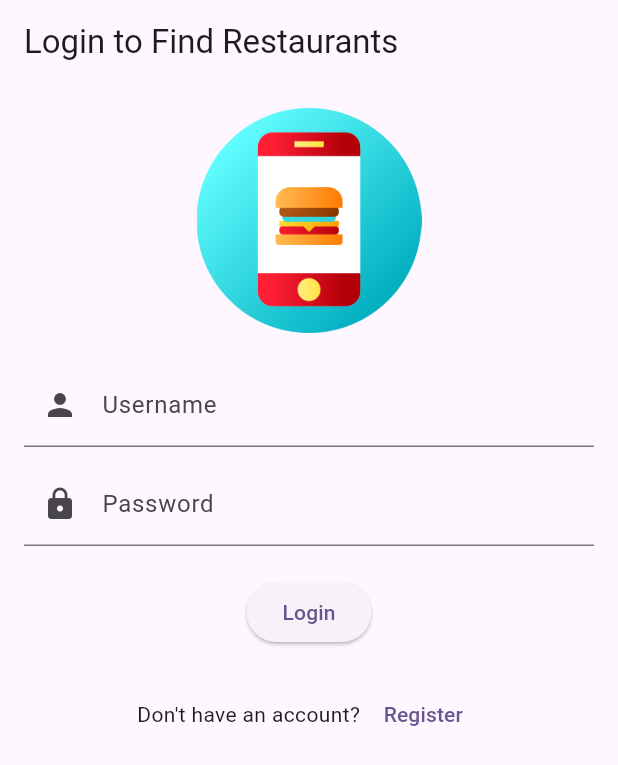
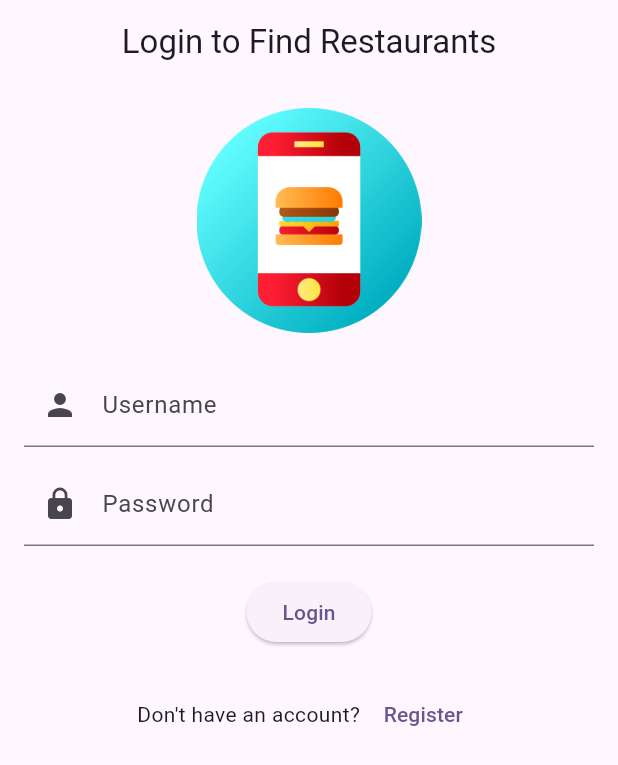
Before and after one commit to RepoRandi/flutter-restaurants, a Flutter app: the screen it shows after launch, on a phone screen of 412 x 824 dp. Shown: the top 765 px of the screen. Run offline on Flutter 3.47's test engine with Material 2 defaults, Android fonts, the phone set to English and light mode, and no system bars; our stand-ins replace google_fonts, google_maps_flutter, photo_view; accounts and stored records are empty.

Commit message:
feat: refactor login page

```diff
--- a/lib/pages/login/login_page.dart
+++ b/lib/pages/login/login_page.dart
@@ -20,7 +20,8 @@ class _LoginPageState extends State<LoginPage> {
   @override
   Widget build(BuildContext context) {
     return Scaffold(
-      appBar: AppBar(title: const Text("Login to Find Restaurants")),
+      appBar: AppBar(
+          centerTitle: true, title: const Text("Login to Find Restaurants")),
       body: SingleChildScrollView(
         controller: ScrollController(),
         child: Container(
```
